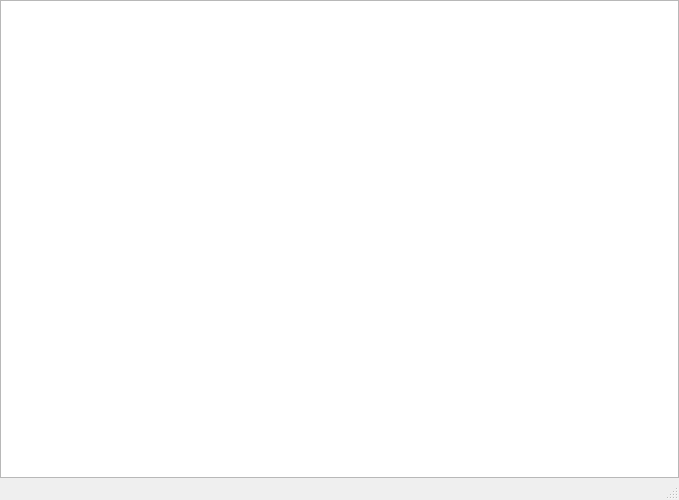
Above: SharedPainter/sharedpainter.ui from gunoodaddy/SharedPainter before the change. Below: the same form after it.
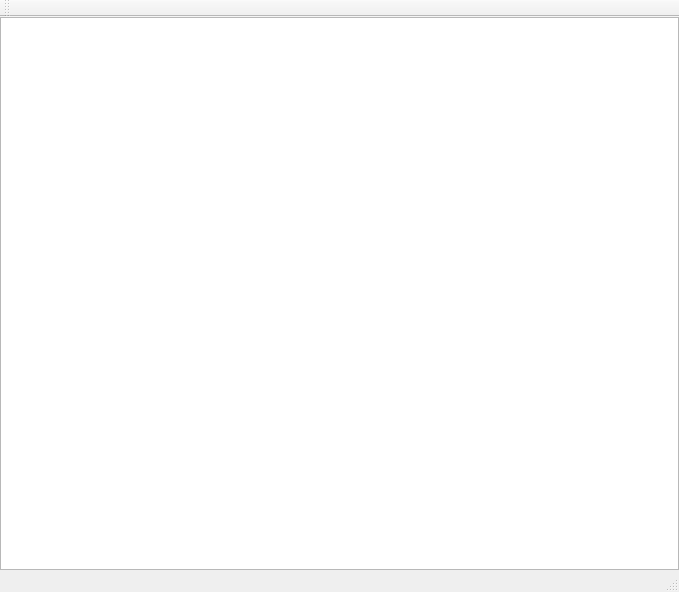
That is the form after the change.

Commit message: Tool bar ui added

```diff
--- a/SharedPainter/sharedpainter.ui
+++ b/SharedPainter/sharedpainter.ui
@@ -7,7 +7,7 @@
     <x>0</x>
     <y>0</y>
     <width>679</width>
-    <height>500</height>
+    <height>592</height>
    </rect>
   </property>
   <property name="windowTitle">
@@ -37,6 +37,17 @@
    </property>
   </widget>
   <widget class="QStatusBar" name="statusBar"/>
+  <widget class="QToolBar" name="toolBar">
+   <property name="windowTitle">
+    <string>toolBar</string>
+   </property>
+   <attribute name="toolBarArea">
+    <enum>TopToolBarArea</enum>
+   </attribute>
+   <attribute name="toolBarBreak">
+    <bool>true</bool>
+   </attribute>
+  </widget>
   <action name="actionConnect">
    <property name="text">
     <string>Connect</string>
```
The commit also changes 18 other files.
